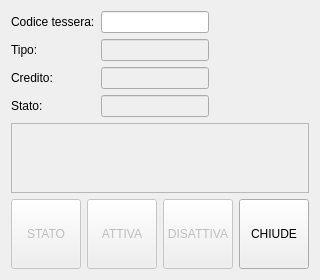
Old version of the form src/alerttesseredlg.ui in the repository mtonin/gestcassa.
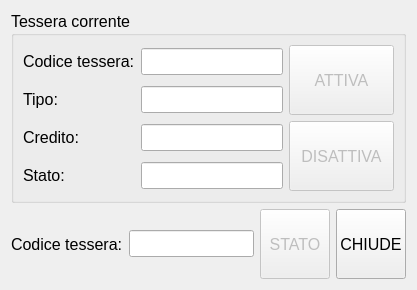
New version of the form. Icons and pictures are not drawn.

Diff of the .ui file:
```diff
--- a/src/alerttesseredlg.ui
+++ b/src/alerttesseredlg.ui
@@ -6,20 +6,44 @@
    <rect>
     <x>0</x>
     <y>0</y>
-    <width>318</width>
-    <height>273</height>
+    <width>417</width>
+    <height>281</height>
    </rect>
   </property>
+  <property name="font">
+   <font>
+    <pointsize>12</pointsize>
+   </font>
+  </property>
   <property name="windowTitle">
    <string>Tessere</string>
   </property>
   <layout class="QVBoxLayout" name="verticalLayout">
    <item>
-    <layout class="QGridLayout" name="gridLayout" columnstretch="0,0,0">
+    <widget class="QGroupBox" name="groupBox">
+     <property name="font">
+      <font>
+       <pointsize>12</pointsize>
+      </font>
+     </property>
+     <property name="title">
+      <string>Tessera corrente</string>
+     </property>
+     <layout class="QGridLayout" name="gridLayout">
+      <item row="2" column="1">
+       <widget class="QLineEdit" name="creditoTesseraTxt">
+        <property name="focusPolicy">
+         <enum>Qt::NoFocus</enum>
+        </property>
+        <property name="readOnly">
+         <bool>true</bool>
+        </property>
+       </widget>
+      </item>
      <item row="3" column="1">
       <widget class="QLineEdit" name="statoTesseraTxt">
-       <property name="enabled">
-        <bool>false</bool>
+        <property name="focusPolicy">
+         <enum>Qt::NoFocus</enum>
        </property>
        <property name="readOnly">
         <bool>true</bool>
@@ -27,7 +51,21 @@
       </widget>
      </item>
      <item row="0" column="1">
-      <widget class="QLineEdit" name="codiceTesseraTxt"/>
+       <widget class="QLineEdit" name="codiceTesseraTxt">
+        <property name="focusPolicy">
+         <enum>Qt::NoFocus</enum>
+        </property>
+        <property name="readOnly">
+         <bool>true</bool>
+        </property>
+       </widget>
+      </item>
+      <item row="1" column="0">
+       <widget class="QLabel" name="label_2">
+        <property name="text">
+         <string>Tipo:</string>
+        </property>
+       </widget>
      </item>
      <item row="3" column="0">
       <widget class="QLabel" name="label_4">
@@ -36,6 +74,16 @@
        </property>
       </widget>
      </item>
+      <item row="1" column="1">
+       <widget class="QLineEdit" name="tipoTesseraTxt">
+        <property name="focusPolicy">
+         <enum>Qt::NoFocus</enum>
+        </property>
+        <property name="readOnly">
+         <bool>true</bool>
+        </property>
+       </widget>
+      </item>
      <item row="2" column="0">
       <widget class="QLabel" name="label_3">
        <property name="text">
@@ -43,33 +91,6 @@
        </property>
       </widget>
      </item>
-     <item row="2" column="1">
-      <widget class="QLineEdit" name="creditoTesseraTxt">
-       <property name="enabled">
-        <bool>false</bool>
-       </property>
-       <property name="readOnly">
-        <bool>true</bool>
-       </property>
-      </widget>
-     </item>
-     <item row="1" column="1">
-      <widget class="QLineEdit" name="tipoTesseraTxt">
-       <property name="enabled">
-        <bool>false</bool>
-       </property>
-       <property name="readOnly">
-        <bool>true</bool>
-       </property>
-      </widget>
-     </item>
-     <item row="1" column="0">
-      <widget class="QLabel" name="label_2">
-       <property name="text">
-        <string>Tipo:</string>
-       </property>
-      </widget>
-     </item>
      <item row="0" column="0">
       <widget class="QLabel" name="label">
        <property name="text">
@@ -77,78 +98,7 @@
        </property>
       </widget>
      </item>
-     <item row="0" column="2">
-      <spacer name="horizontalSpacer">
-       <property name="orientation">
-        <enum>Qt::Horizontal</enum>
-       </property>
-       <property name="sizeHint" stdset="0">
-        <size>
-         <width>40</width>
-         <height>20</height>
-        </size>
-       </property>
-      </spacer>
-     </item>
-    </layout>
-   </item>
-   <item>
-    <widget class="QPlainTextEdit" name="msgTesseraTxt">
-     <property name="enabled">
-      <bool>false</bool>
-     </property>
-     <property name="readOnly">
-      <bool>true</bool>
-     </property>
-    </widget>
-   </item>
-   <item>
-    <layout class="QHBoxLayout" name="horizontalLayout">
-     <item>
-      <widget class="QToolButton" name="queryBtn">
-       <property name="enabled">
-        <bool>false</bool>
-       </property>
-       <property name="sizePolicy">
-        <sizepolicy hsizetype="MinimumExpanding" vsizetype="Expanding">
-         <horstretch>0</horstretch>
-         <verstretch>0</verstretch>
-        </sizepolicy>
-       </property>
-       <property name="minimumSize">
-        <size>
-         <width>70</width>
-         <height>70</height>
-        </size>
-       </property>
-       <property name="maximumSize">
-        <size>
-         <width>100</width>
-         <height>70</height>
-        </size>
-       </property>
-       <property name="text">
-        <string>STATO</string>
-       </property>
-       <property name="icon">
-        <iconset resource="risorse.qrc">
-         <normaloff>:/GestCassa/reload</normaloff>:/GestCassa/reload</iconset>
-       </property>
-       <property name="iconSize">
-        <size>
-         <width>48</width>
-         <height>48</height>
-        </size>
-       </property>
-       <property name="autoExclusive">
-        <bool>false</bool>
-       </property>
-       <property name="toolButtonStyle">
-        <enum>Qt::ToolButtonTextUnderIcon</enum>
-       </property>
-      </widget>
-     </item>
-     <item>
+      <item row="0" column="2" rowspan="2">
       <widget class="QToolButton" name="attivatBtn">
        <property name="enabled">
         <bool>false</bool>
@@ -156,7 +106,7 @@
        <property name="sizePolicy">
         <sizepolicy hsizetype="MinimumExpanding" vsizetype="Expanding">
          <horstretch>0</horstretch>
-         <verstretch>0</verstretch>
+          <verstretch>2</verstretch>
         </sizepolicy>
        </property>
        <property name="minimumSize">
@@ -165,12 +115,6 @@
          <height>70</height>
         </size>
        </property>
-       <property name="maximumSize">
-        <size>
-         <width>100</width>
-         <height>70</height>
-        </size>
-       </property>
        <property name="text">
         <string>ATTIVA</string>
        </property>
@@ -192,7 +136,7 @@
        </property>
       </widget>
      </item>
-     <item>
+      <item row="2" column="2" rowspan="2">
       <widget class="QToolButton" name="disattivaBtn">
        <property name="enabled">
         <bool>false</bool>
@@ -209,12 +153,6 @@
          <height>70</height>
         </size>
        </property>
-       <property name="maximumSize">
-        <size>
-         <width>100</width>
-         <height>70</height>
-        </size>
-       </property>
        <property name="text">
         <string>DISATTIVA</string>
        </property>
@@ -236,6 +174,65 @@
        </property>
       </widget>
      </item>
+     </layout>
+    </widget>
+   </item>
+   <item>
+    <layout class="QHBoxLayout" name="horizontalLayout">
+     <item>
+      <widget class="QLabel" name="label_5">
+       <property name="text">
+        <string>Codice tessera:</string>
+       </property>
+      </widget>
+     </item>
+     <item>
+      <widget class="QLineEdit" name="codiceTesseraRicercaTxt"/>
+     </item>
+     <item>
+      <widget class="QToolButton" name="queryBtn">
+       <property name="enabled">
+        <bool>false</bool>
+       </property>
+       <property name="sizePolicy">
+        <sizepolicy hsizetype="MinimumExpanding" vsizetype="Expanding">
+         <horstretch>0</horstretch>
+         <verstretch>0</verstretch>
+        </sizepolicy>
+       </property>
+       <property name="minimumSize">
+        <size>
+         <width>70</width>
+         <height>70</height>
+        </size>
+       </property>
+       <property name="maximumSize">
+        <size>
+         <width>100</width>
+         <height>70</height>
+        </size>
+       </property>
+       <property name="text">
+        <string>STATO</string>
+       </property>
+       <property name="icon">
+        <iconset resource="risorse.qrc">
+         <normaloff>:/GestCassa/reload</normaloff>:/GestCassa/reload</iconset>
+       </property>
+       <property name="iconSize">
+        <size>
+         <width>48</width>
+         <height>48</height>
+        </size>
+       </property>
+       <property name="autoExclusive">
+        <bool>false</bool>
+       </property>
+       <property name="toolButtonStyle">
+        <enum>Qt::ToolButtonTextUnderIcon</enum>
+       </property>
+      </widget>
+     </item>
      <item>
       <widget class="QToolButton" name="chiudeBtn">
        <property name="sizePolicy">
```
Left out of the diff: 21 changed lines with no effect on the pictures. Lines whose indentation alone changed are shown as unchanged.
